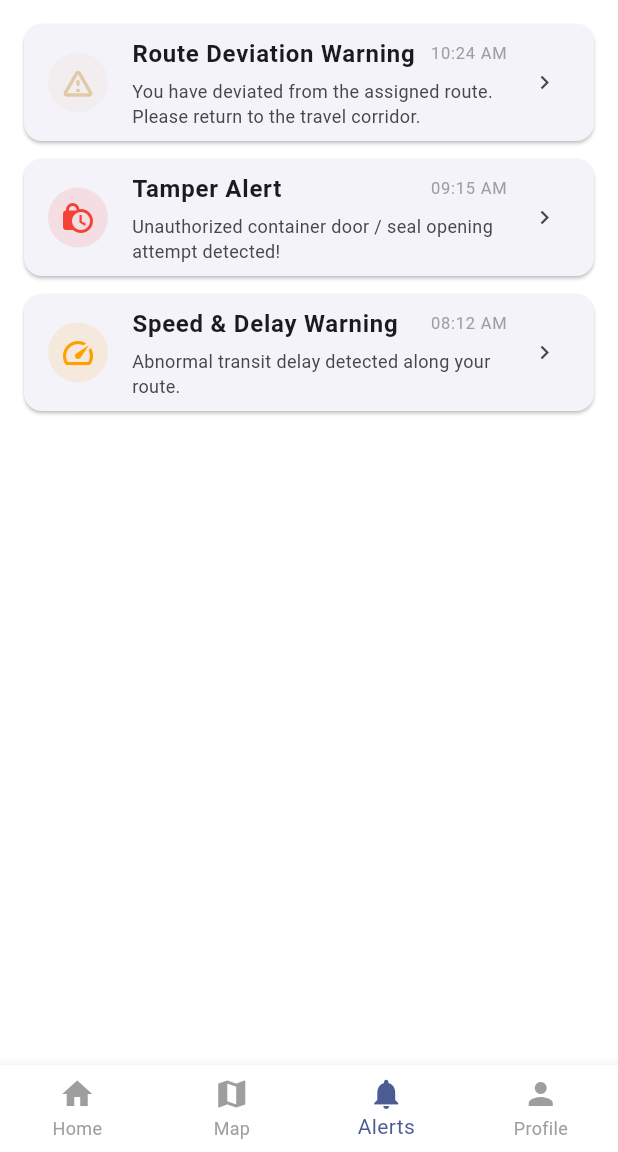
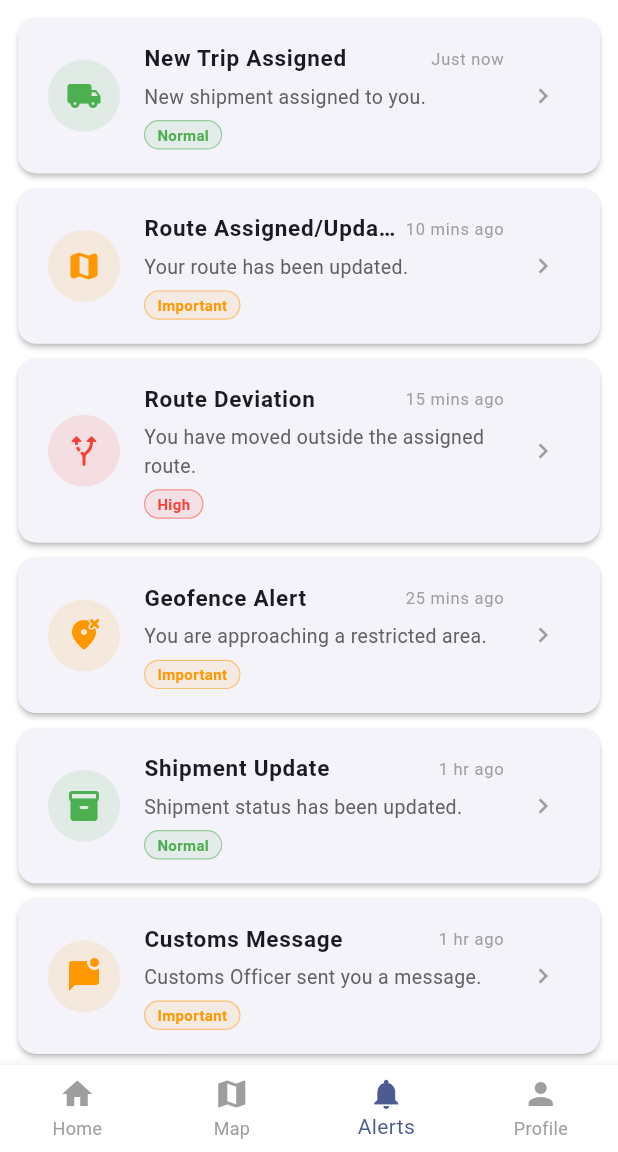
Before and after one commit to Idusha-Ikb/Cgo, a Flutter app: the screen it shows after launch, after a tap on "View Route", after a tap on the "notifications" icon, on a phone screen of 412 x 824 dp, the part 84-1236 px from its top. Run offline on Flutter 3.47's test engine with Material 3 defaults, Android fonts, the phone set to English and light mode, and no system bars; our stand-ins replace easy_localization, local_auth, shared_preferences.

Commit message:
update alerts screen

```diff
--- a/lib/screens/alerts_screen.dart
+++ b/lib/screens/alerts_screen.dart
@@ -1,69 +1,234 @@
 import 'package:flutter/material.dart';
+
+enum PriorityLevel {
+  normal,
+  important,
+  high,
+  critical,
+}
+
+extension PriorityExtension on PriorityLevel {
+  String get label {
+    switch (this) {
+      case PriorityLevel.normal:
+        return 'Normal';
+      case PriorityLevel.important:
+        return 'Important';
+      case PriorityLevel.high:
+        return 'High';
+      case PriorityLevel.critical:
+        return 'Critical';
+    }
+  }
+
+  Color get color {
+    switch (this) {
+      case PriorityLevel.normal:
+        return Colors.green;
+      case PriorityLevel.important:
+        return Colors.orange;
+      case PriorityLevel.high:
+        return Colors.red;
+      case PriorityLevel.critical:
+        return Colors.purple.shade800;
+    }
+  }
+}
+
+class AlertItem {
+  final String title;
+  final String description;
+  final String time;
+  final IconData icon;
+  final PriorityLevel priority;
+
+  const AlertItem({
+    required this.title,
+    required this.description,
+    required this.time,
+    required this.icon,
+    required this.priority,
+  });
+}
 
 class AlertsScreen extends StatelessWidget {
   const AlertsScreen({super.key});
 
+  static final List<AlertItem> alerts = [
+    const AlertItem(
+      title: 'New Trip Assigned',
+      description: 'New shipment assigned to you.',
+      time: 'Just now',
+      icon: Icons.local_shipping_rounded,
+      priority: PriorityLevel.normal,
+    ),
+    const AlertItem(
+      title: 'Route Assigned/Updated',
+      description: 'Your route has been updated.',
+      time: '10 mins ago',
+      icon: Icons.map_rounded,
+      priority: PriorityLevel.important,
+    ),
+    const AlertItem(
+      title: 'Route Deviation',
+      description: 'You have moved outside the assigned route.',
+      time: '15 mins ago',
+      icon: Icons.alt_route_rounded,
+      priority: PriorityLevel.high,
+    ),
+    const AlertItem(
+      title: 'Geofence Alert',
+      description: 'You are approaching a restricted area.',
+      time: '25 mins ago',
+      icon: Icons.wrong_location_rounded,
+      priority: PriorityLevel.important,
+    ),
+    const AlertItem(
+      title: 'Shipment Update',
+      description: 'Shipment status has been updated.',
+      time: '1 hr ago',
+      icon: Icons.inventory_2_rounded,
+      priority: PriorityLevel.normal,
+    ),
+    const AlertItem(
+      title: 'Customs Message',
+      description: 'Customs Officer sent you a message.',
+      time: '1 hr ago',
+      icon: Icons.mark_chat_unread_rounded,
+      priority: PriorityLevel.important,
+    ),
+    const AlertItem(
+      title: 'Customs Instruction',
+      description: 'Please stop at the designated checkpoint.',
+      time: '2 hrs ago',
+      icon: Icons.campaign_rounded,
+      priority: PriorityLevel.high,
+    ),
+    const AlertItem(
+      title: 'Issue Response',
+      description: 'Your reported vehicle issue has been received.',
+      time: '3 hrs ago',
+      icon: Icons.build_circle_rounded,
+      priority: PriorityLevel.normal,
+    ),
+    const AlertItem(
+      title: 'Issue Resolved',
+      description: 'Your reported issue has been resolved.',
+      time: '4 hrs ago',
+      icon: Icons.check_circle_rounded,
+      priority: PriorityLevel.normal,
+    ),
+    const AlertItem(
+      title: 'Security Alert',
+      description: 'Security issue detected for your shipment.',
+      time: '5 hrs ago',
+      icon: Icons.gpp_maybe_rounded,
+      priority: PriorityLevel.critical,
+    ),
+    const AlertItem(
+      title: 'Emergency Response',
+      description: 'Customs has received your emergency alert.',
+      time: 'Yesterday',
+      icon: Icons.notification_important_rounded,
+      priority: PriorityLevel.critical,
+    ),
+    const AlertItem(
+      title: 'Schedule Update',
+      description: 'Expected arrival time has been updated.',
+      time: 'Yesterday',
+      icon: Icons.update_rounded,
+      priority: PriorityLevel.normal,
+    ),
+    const AlertItem(
+      title: 'Trip Completed',
+      description: 'Shipment delivery completed successfully.',
+      time: '2 days ago',
+      icon: Icons.task_alt_rounded,
+      priority: PriorityLevel.normal,
+    ),
+  ];
+
   @override
   Widget build(BuildContext context) {
-    return ListView(
-      padding: const EdgeInsets.all(16.0),
-      children: [
-        _buildAlertItem(
-          Icons.warning_amber_rounded,
-          const Color.fromARGB(255, 224, 201, 165),
-          'Route Deviation Warning',
-          'You have deviated from the assigned route. Please return to the travel corridor.',
-          '10:24 AM',
+    return Scaffold(
+      body: ListView.builder(
+        padding: const EdgeInsets.all(12.0),
+        itemCount: alerts.length,
+        itemBuilder: (context, index) {
+          final alert = alerts[index];
+          return _buildAlertCard(alert);
+        },
       ),
-        _buildAlertItem(
-          Icons.lock_clock,
-          Colors.red,
-          'Tamper Alert',
-          'Unauthorized container door / seal opening attempt detected!',
-          '09:15 AM',
-        ),
-        _buildAlertItem(
-          Icons.speed,
-          Colors.amber.shade700,
-          'Speed & Delay Warning',
-          'Abnormal transit delay detected along your route.',
-          '08:12 AM',
-        ),
-      ],
     );
   }
 
-  Widget _buildAlertItem(
-      IconData icon, Color color, String title, String desc, String time) {
+  Widget _buildAlertCard(AlertItem alert) {
+    final priorityColor = alert.priority.color;
+
     return Card(
-      margin: const EdgeInsets.only(bottom: 12),
+      elevation: 1.5,
+      margin: const EdgeInsets.only(bottom: 10),
       shape: RoundedRectangleBorder(borderRadius: BorderRadius.circular(12)),
+      child: Padding(
+        padding: const EdgeInsets.symmetric(vertical: 8.0, horizontal: 4.0),
         child: ListTile(
           leading: CircleAvatar(
-          backgroundColor: color.withAlpha(30),
-          child: Icon(icon, color: color),
+            backgroundColor: priorityColor.withOpacity(0.12),
+            radius: 24,
+            child: Icon(alert.icon, color: priorityColor, size: 24),
           ),
-        title: Row(
-          mainAxisAlignment: MainAxisAlignment.spaceBetween,
+          title: Padding(
+            padding: const EdgeInsets.only(bottom: 4.0),
+            child: Row(
               children: [
                 Expanded(
                   child: Text(
-                title,
-                style: const TextStyle(fontWeight: FontWeight.bold),
+                    alert.title,
+                    style: const TextStyle(
+                      fontWeight: FontWeight.bold,
+                      fontSize: 15,
+                    ),
                     overflow: TextOverflow.ellipsis,
                   ),
                 ),
+                const SizedBox(width: 6),
                 Text(
-              time,
+                  alert.time,
                   style: const TextStyle(fontSize: 11, color: Colors.grey),
                 ),
               ],
             ),
-        subtitle: Padding(
-          padding: const EdgeInsets.only(top: 4.0),
-          child: Text(desc, style: const TextStyle(fontSize: 12)),
           ),
-        trailing: const Icon(Icons.chevron_right, size: 18),
+          subtitle: Column(
+
+            crossAxisAlignment: CrossAxisAlignment.start,
+            children: [
+              Text(
+                alert.description,
+                style: TextStyle(fontSize: 13, color: Colors.grey.shade700),
+              ),
+              const SizedBox(height: 6),
+              Container(
+                padding: const EdgeInsets.symmetric(horizontal: 8, vertical: 2),
+                decoration: BoxDecoration(
+                  color: priorityColor.withOpacity(0.1),
+                  borderRadius: BorderRadius.circular(20),
+                  border: Border.all(color: priorityColor.withOpacity(0.5), width: 0.8),
+                ),
+                child: Text(
+                  alert.priority.label,
+                  style: TextStyle(
+                    fontSize: 10,
+                    fontWeight: FontWeight.w600,
+                    color: priorityColor,
+                  ),
+                ),
+              ),
+            ],
+          ),
+          trailing: const Icon(Icons.chevron_right, size: 20, color: Colors.grey),
+          onTap: () {},
+        ),
       ),
     );
   }
```
Lines whose indentation alone changed are shown as unchanged.
